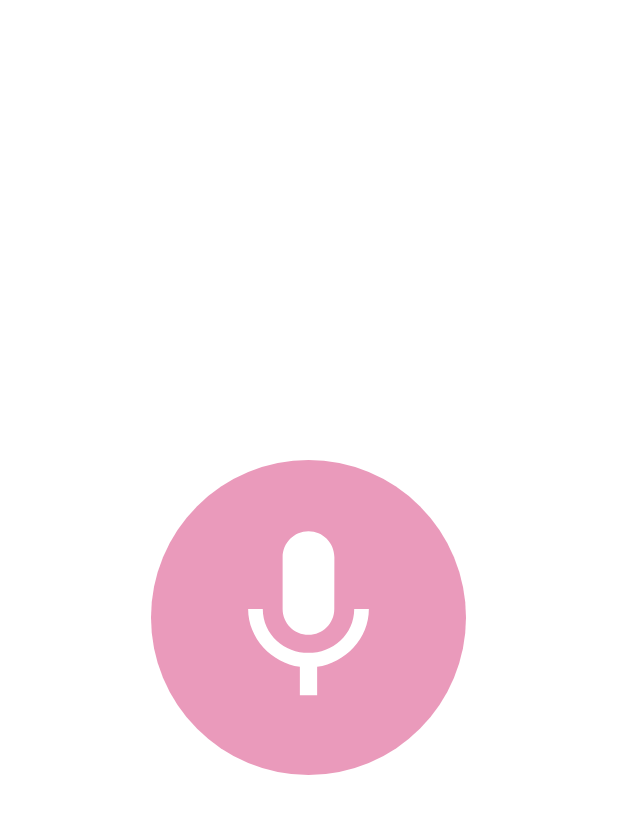
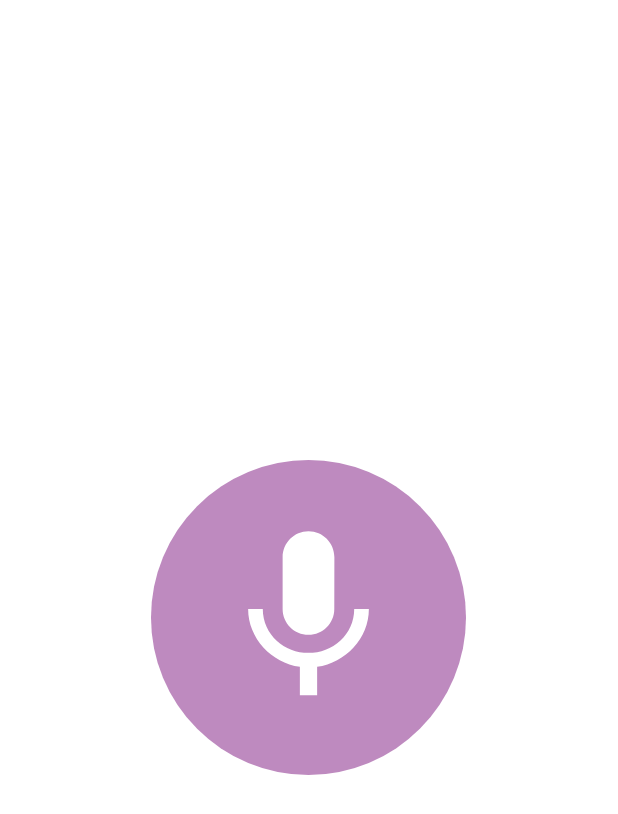
Before and after one commit to Dhaval2404/CallRecorder, an Android app: the SplashActivity screen opened directly, with no data from a screen before it, on a phone screen of 412 x 824 dp. Shown: the top 814 px of the screen. Run offline under Robolectric (Android 15) with nearby library versions, the phone set to English and light mode, and no system bars; our stand-ins replace data binding.

Commit message:
Change splash logo color

```diff
--- a/app/src/main/res/values/colors.xml
+++ b/app/src/main/res/values/colors.xml
@@ -1,5 +1,5 @@
 <?xml version="1.0" encoding="utf-8"?>
 <resources>
     <color name="color_splash_logo">@color/white</color>
-    <color name="color_splash_logo_bg">@color/colorPrimary</color>
+    <color name="color_splash_logo_bg">@color/colorAccent</color>
 </resources>
```
